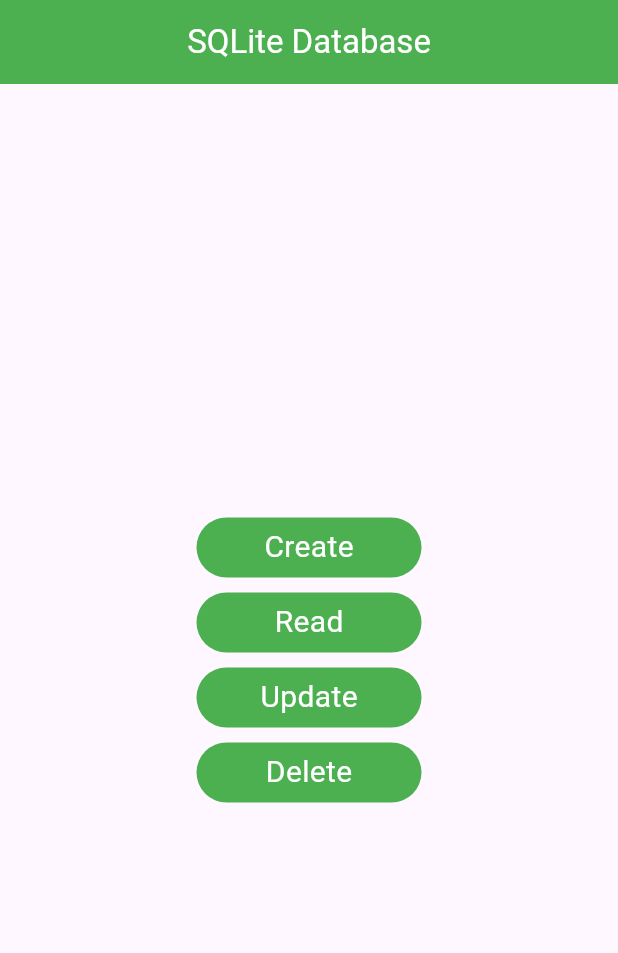
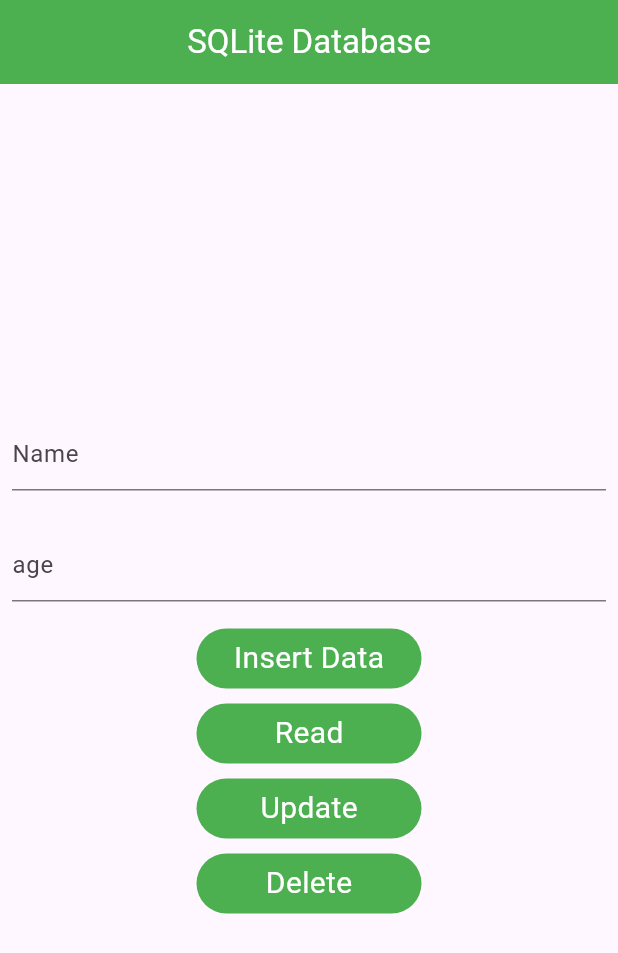
Before and after one commit to Kumail-Raza-Bangash/sqlite_practice, a Flutter app: the screen it shows after launch, on a phone screen of 412 x 824 dp. Shown: the top 953 px of the screen. Run offline on Flutter 3.47's test engine with Material 3 defaults, Android fonts, the phone set to English and light mode, and no system bars; our stand-ins replace sqflite; accounts and stored records are empty.

Commit message:
Updated Code INSERT DATA ON UI

```diff
--- a/lib/home_page.dart
+++ b/lib/home_page.dart
@@ -11,6 +11,8 @@ class HomePage extends StatefulWidget {
 }
 
 class _HomePageState extends State<HomePage> {
+  final nameController = TextEditingController();
+  final ageController = TextEditingController();
   @override
   Widget build(BuildContext context) {
     return Scaffold(
@@ -25,14 +27,29 @@ class _HomePageState extends State<HomePage> {
           mainAxisAlignment: MainAxisAlignment.center,
           children: [
             const SizedBox(height: 10),
+            Padding(
+              padding: const EdgeInsets.all(8.0),
+              child: TextFormField(
+                controller: nameController,
+                decoration: const InputDecoration(hintText: "Name"),
+              ),
+            ),
+            const SizedBox(height: 10),
+            Padding(
+              padding: const EdgeInsets.all(8.0),
+              child: TextFormField(
+                controller: ageController,
+                decoration: const InputDecoration(hintText: "age"),
+              ),
+            ),
+            const SizedBox(height: 10),
             CRUDButton(
-              buttonName: 'Create',
+              buttonName: 'Insert Data',
               onTap: () async {
                 await DbHandler().insertData(
                   ModelClass(
-                    id: 1,
-                    name: 'Alyan',
-                    age: 13,
+                    name: nameController.text,
+                    age: int.parse(ageController.text),
                   ),
                 );
               },
--- a/lib/model_class.dart
+++ b/lib/model_class.dart
@@ -1,10 +1,10 @@
 class ModelClass {
-  final int id;
+  final int? id;
   final String name;
   final int age;
 
   ModelClass({
-    required this.id,
+    this.id,
     required this.name,
     required this.age,
   });
```
